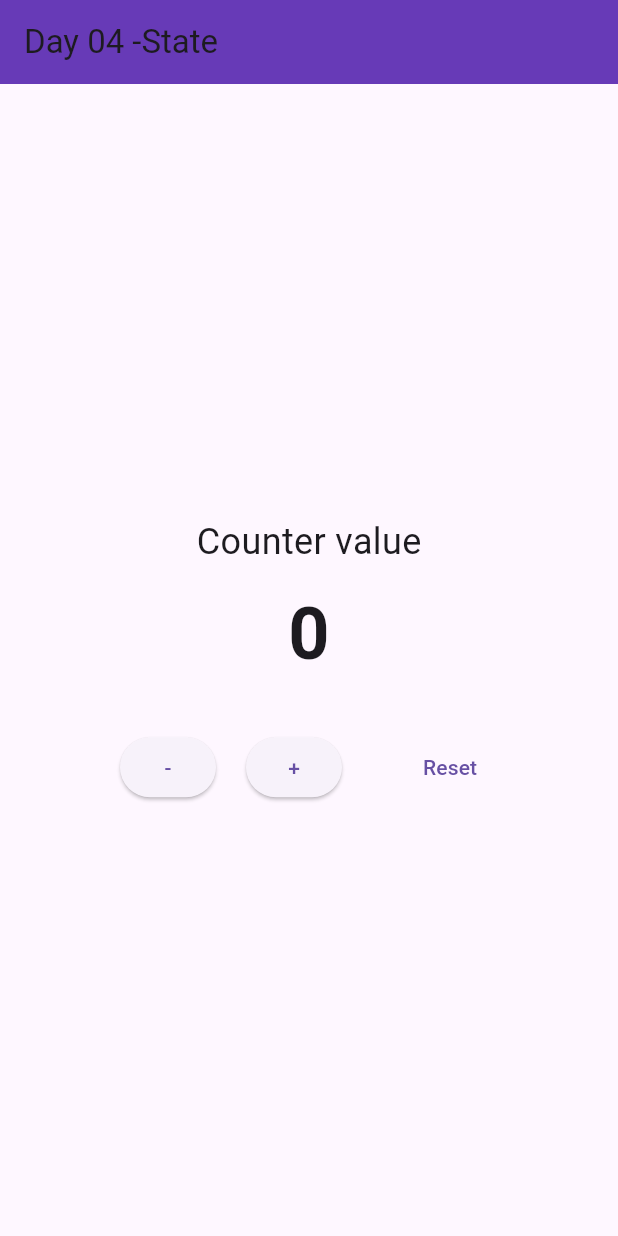
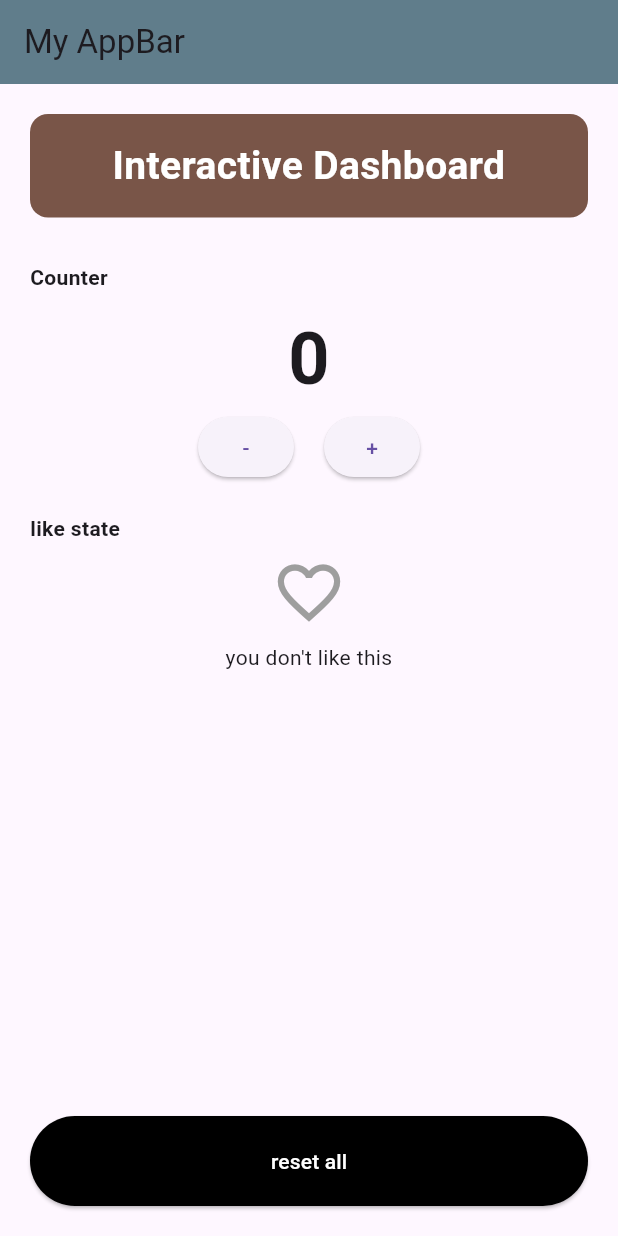
Before and after one commit to fleuryleentaco/flutter-learning, a Flutter app: the screen it shows after launch, on a phone screen of 412 x 824 dp. Run offline on Flutter 3.47's test engine with Material 3 defaults, Android fonts, the phone set to English and light mode, and no system bars.

Commit message:
Day 04: Advanced state management with counter and like toggle

```diff
--- a/day04_state/lib/main.dart
+++ b/day04_state/lib/main.dart
@@ -12,8 +12,8 @@ class MyApp extends StatelessWidget {
   Widget build(BuildContext context) {
     return MaterialApp(
       debugShowCheckedModeBanner: false,
-      title: 'dayy 04 state',
-      home: const CounterScreen(),
+      title: 'flutter demo',
+      home: CounterScreen(),
     );
   }
 }
--- a/day04_state/lib/screens/counter_screen.dart
+++ b/day04_state/lib/screens/counter_screen.dart
@@ -9,6 +9,8 @@ class CounterScreen extends StatefulWidget {
 
 class _CounterScreenState extends State<CounterScreen> {
   int counter = 0;
+  bool isLiked = false;
+
   void increment() {
     setState(() {
       counter++;
@@ -21,9 +23,16 @@ class _CounterScreenState extends State<CounterScreen> {
     });
   }
 
-  void reset() {
+  void toggleLike() {
+    setState(() {
+      isLiked = !isLiked;
+    });
+  }
+
+  void resetAll() {
     setState(() {
       counter = 0;
+      isLiked = false;
     });
   }
 
@@ -31,31 +40,81 @@ class _CounterScreenState extends State<CounterScreen> {
   Widget build(BuildContext context) {
     return Scaffold(
       appBar: AppBar(
-        title: const Text('Day 04 -State'),
-        backgroundColor: Colors.deepPurple,
+        title: Text('My AppBar'),
+        backgroundColor: Colors.blueGrey,
       ),
-      body: Center(
+      body: Padding(
+        padding: const EdgeInsets.all(20),
         child: Column(
-          mainAxisAlignment: MainAxisAlignment.center,
+          crossAxisAlignment: CrossAxisAlignment.stretch,
           children: [
-            const Text('Counter value', style: TextStyle(fontSize: 24)),
+            //header
+            Container(
+              padding: const EdgeInsets.all(16),
+              decoration: BoxDecoration(
+                color: Colors.brown,
+                borderRadius: BorderRadius.circular(12),
+              ),
+              child: Text(
+                'Interactive Dashboard',
+                textAlign: TextAlign.center,
+                style: TextStyle(
+                  color: Colors.white,
+                  fontSize: 26,
+                  fontWeight: FontWeight.bold,
+                ),
+              ),
+            ),
+
+            const SizedBox(height: 30),
+            const Text(
+              'Counter',
+              style: TextStyle(fontWeight: FontWeight.bold),
+            ),
             const SizedBox(height: 10),
             Text(
               '$counter',
-              style: const TextStyle(fontSize: 48, fontWeight: FontWeight.bold),
+              textAlign: TextAlign.center,
+              style: TextStyle(fontSize: 48, fontWeight: FontWeight.bold),
             ),
-            const SizedBox(height: 30),
+            //row
             Row(
               mainAxisAlignment: MainAxisAlignment.center,
               children: [
-                ElevatedButton(onPressed: decrement, child: const Text('-')),
+                ElevatedButton(onPressed: decrement, child: Text('-')),
                 const SizedBox(width: 20),
                 ElevatedButton(onPressed: increment, child: Text('+')),
-                const SizedBox(width: 20),
-                const SizedBox(width: 20),
-                TextButton(onPressed: reset, child: const Text('Reset')),
               ],
             ),
+            const SizedBox(height:20),
+            //like
+            const Text('like state', style:TextStyle(fontWeight:FontWeight.bold)),
+           IconButton(
+            iconSize:50,
+            onPressed: toggleLike,
+            icon: Icon(
+              isLiked ? Icons.favorite : Icons.favorite_border,
+              color: isLiked ? Colors.red : Colors.grey,
+            ),
+           ),
+           Text(
+            isLiked ? 'you like this' : "you don't like this",
+            textAlign: TextAlign.center,
+           ),
+
+            const Spacer(),
+
+            ElevatedButton(
+              style: ElevatedButton.styleFrom(
+                backgroundColor: Colors.black,
+                padding:EdgeInsets.symmetric(vertical: 20)
+              ),
+              onPressed:resetAll,
+              child: Text(
+                'reset all',
+                style:TextStyle(color:Colors.white)
+              )
+            )
           ],
         ),
       ),
```
